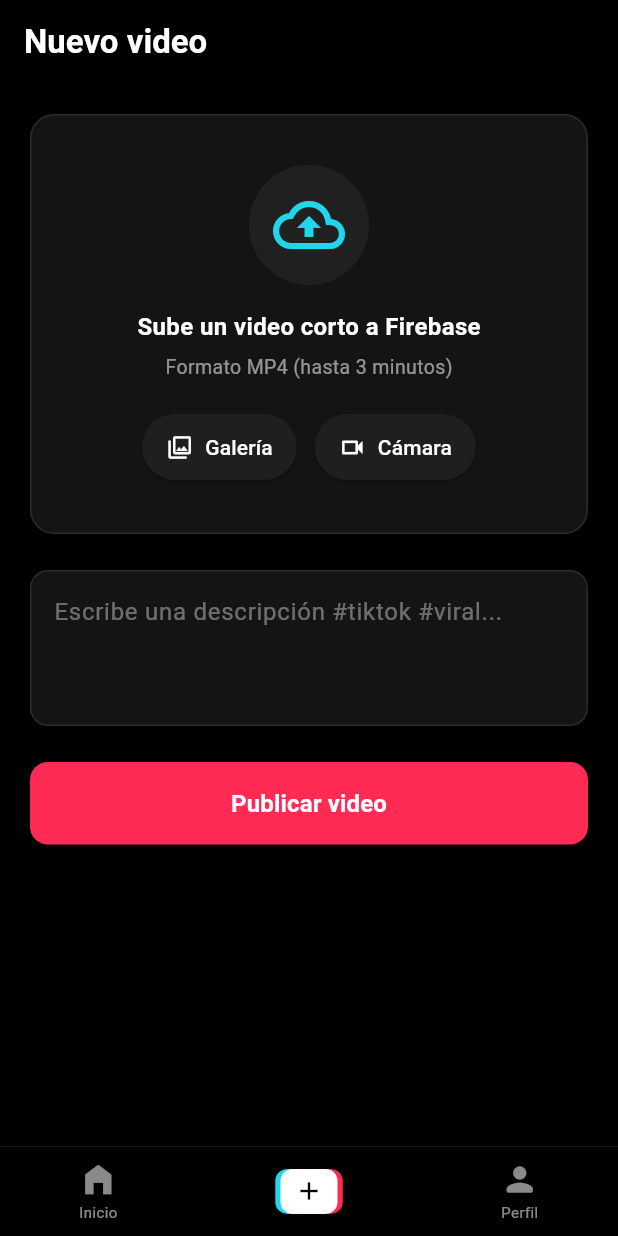
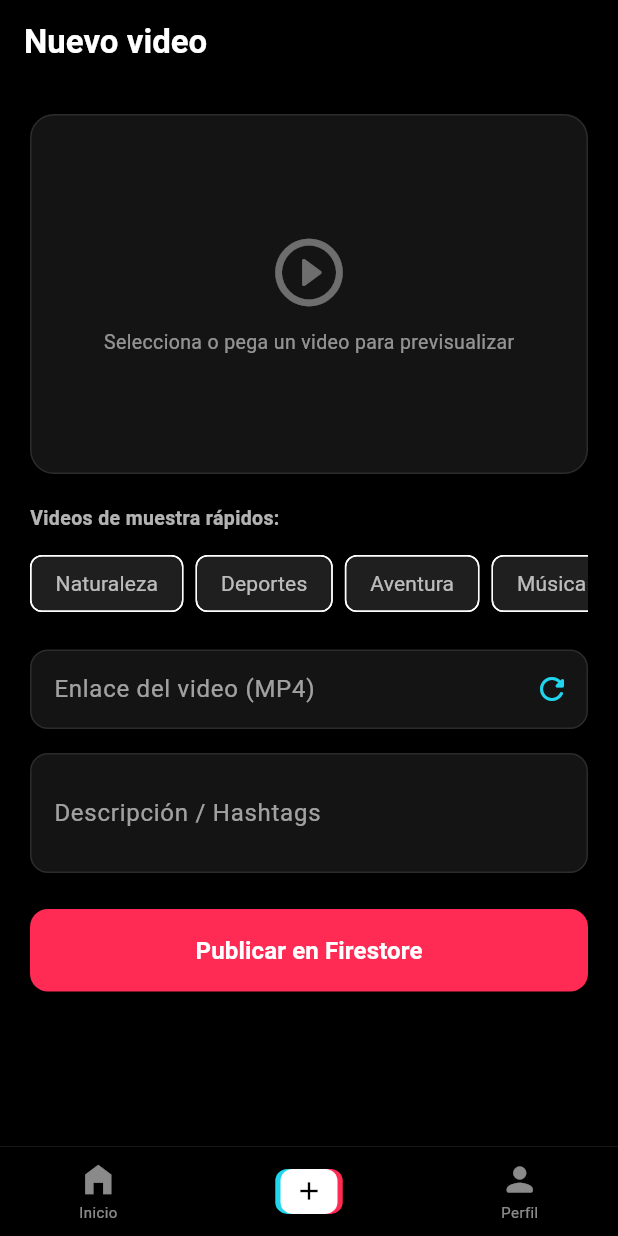
Before and after one commit to ndiaznuila13/firebase-red-social, a Flutter app: the screen it shows once a user with an empty profile is signed in, item 2 of the bottom bar chosen, on a phone screen of 412 x 824 dp. Run offline on Flutter 3.47's test engine with Material 3 defaults, Android fonts, the phone set to English and light mode, and no system bars; our stand-ins replace cloud_firestore, firebase_auth, firebase_core, video_player; accounts and stored records are empty.

```diff
--- a/lib/screens/upload_screen.dart
+++ b/lib/screens/upload_screen.dart
@@ -1,8 +1,5 @@
-import 'dart:io';
 import 'package:firebase_auth/firebase_auth.dart';
-import 'package:flutter/foundation.dart';
 import 'package:flutter/material.dart';
-import 'package:image_picker/image_picker.dart';
 import 'package:video_player/video_player.dart';
 import '../services/video_repository.dart';
 
@@ -22,104 +19,126 @@ class UploadScreen extends StatefulWidget {
 
 class _UploadScreenState extends State<UploadScreen> {
   final VideoRepository _videoRepo = VideoRepository();
-  final ImagePicker _picker = ImagePicker();
+  final TextEditingController _urlController = TextEditingController();
   final TextEditingController _captionController = TextEditingController();
 
-  XFile? _selectedVideo;
   VideoPlayerController? _previewController;
-  bool _isUploading = false;
-  double _uploadProgress = 0.0;
+  bool _isPublishing = false;
+  bool _isLoadingPreview = false;
+
+  final List<Map<String, String>> _videosEjemplo = [
+    {
+      'titulo': 'Naturaleza',
+      'url':
+          'https://commondatastorage.googleapis.com/gtv-videos-bucket/sample/ForBiggerEscapes.mp4',
+      'caption': 'Explorando nuevos lugares 🌿✨ #naturaleza #viajes',
+    },
+    {
+      'titulo': 'Deportes',
+      'url':
+          'https://commondatastorage.googleapis.com/gtv-videos-bucket/sample/ForBiggerBlazes.mp4',
+      'caption': 'Superando límites 🔥⚡ #fitness #motivacion',
+    },
+    {
+      'titulo': 'Aventura',
+      'url':
+          'https://commondatastorage.googleapis.com/gtv-videos-bucket/sample/ForBiggerFun.mp4',
+      'caption': 'Viviendo el momento 🚀 #aventura #lifestyle',
+    },
+    {
+      'titulo': 'Música / Fiesta',
+      'url':
+          'https://commondatastorage.googleapis.com/gtv-videos-bucket/sample/ForBiggerJoyBlazes.mp4',
+      'caption': 'Buena vibra hoy 🎵🎉 #musica #fiesta',
+    },
+  ];
 
   @override
   void dispose() {
+    _urlController.dispose();
     _captionController.dispose();
     _previewController?.dispose();
     super.dispose();
   }
 
-  Future<void> _seleccionarVideo(ImageSource source) async {
+  Future<void> _cargarVistaPrevia(String url) async {
+    if (url.trim().isEmpty) return;
+
+    setState(() => _isLoadingPreview = true);
+    _previewController?.dispose();
+
     try {
-      final picked = await _picker.pickVideo(
-        source: source,
-        maxDuration: const Duration(minutes: 3),
-      );
-
-      if (picked != null) {
-        _previewController?.dispose();
-        VideoPlayerController controller;
-        if (kIsWeb) {
-          controller = VideoPlayerController.networkUrl(Uri.parse(picked.path));
-        } else {
-          controller = VideoPlayerController.file(File(picked.path));
-        }
-
+      final controller =
+          VideoPlayerController.networkUrl(Uri.parse(url.trim()));
       await controller.initialize();
       controller.setLooping(true);
       controller.play();
 
+      if (mounted) {
         setState(() {
-          _selectedVideo = picked;
           _previewController = controller;
+          _isLoadingPreview = false;
         });
       }
     } catch (e) {
       if (mounted) {
+        setState(() {
+          _previewController = null;
+          _isLoadingPreview = false;
+        });
         ScaffoldMessenger.of(context).showSnackBar(
-          SnackBar(content: Text('Error al seleccionar video: $e')),
+          const SnackBar(
+            content: Text('No se pudo reproducir la URL del video.'),
+            backgroundColor: Color(0xFFFF2B54),
+          ),
         );
       }
     }
   }
 
+  void _seleccionarPreset(Map<String, String> preset) {
+    _urlController.text = preset['url']!;
+    _captionController.text = preset['caption']!;
+    _cargarVistaPrevia(preset['url']!);
+  }
+
   Future<void> _publicar() async {
-    if (_selectedVideo == null) {
+    final url = _urlController.text.trim();
+    if (url.isEmpty) {
       ScaffoldMessenger.of(context).showSnackBar(
-        const SnackBar(content: Text('Por favor selecciona un video primero')),
+        const SnackBar(content: Text('Por favor ingresa o selecciona un video')),
       );
       return;
     }
 
-    setState(() {
-      _isUploading = true;
-      _uploadProgress = 0.0;
-    });
+    setState(() => _isPublishing = true);
 
     try {
       await _videoRepo.publicarVideo(
-        videoFile: _selectedVideo!,
+        videoUrl: url,
         caption: _captionController.text,
         usuario: widget.usuario,
-        onProgreso: (progreso) {
-          if (mounted) {
-            setState(() {
-              _uploadProgress = progreso;
-            });
-          }
-        },
       );
 
       if (mounted) {
         ScaffoldMessenger.of(context).showSnackBar(
           const SnackBar(
-            content: Text('¡Video publicado exitosamente en Firebase!'),
+            content: Text('¡Video publicado en tu feed!'),
             backgroundColor: Color(0xFF20D5EC),
           ),
         );
+        _urlController.clear();
         _captionController.clear();
-        _previewController?.pause();
         _previewController?.dispose();
         _previewController = null;
-        setState(() {
-          _selectedVideo = null;
-          _isUploading = false;
-        });
+        setState(() => _isPublishing = false);
         widget.onVideoSubido();
       }
     } catch (e) {
       if (mounted) {
-        setState(() => _isUploading = false);
+        setState(() => _isPublishing = false);
         ScaffoldMessenger.of(context).showSnackBar(
-          SnackBar(content: Text('Error al subir video: $e')),
+          SnackBar(content: Text('Error al publicar: $e')),
         );
       }
     }
@@ -135,158 +154,160 @@ class _UploadScreenState extends State<UploadScreen> {
           'Nuevo video',
           style: TextStyle(color: Colors.white, fontWeight: FontWeight.bold),
         ),
-        elevation: 0,
       ),
       body: SingleChildScrollView(
         padding: const EdgeInsets.all(20),
         child: Column(
           crossAxisAlignment: CrossAxisAlignment.stretch,
           children: [
-            if (_selectedVideo == null) ...[
+            // Vista previa del video
             Container(
-                height: 280,
+              height: 240,
               decoration: BoxDecoration(
                 color: const Color(0xFF141414),
                 borderRadius: BorderRadius.circular(16),
                 border: Border.all(
                   color: Colors.white.withValues(alpha: 0.1),
-                    style: BorderStyle.solid,
                 ),
-                ),
-                child: Column(
-                  mainAxisAlignment: MainAxisAlignment.center,
-                  children: [
-                    Container(
-                      padding: const EdgeInsets.all(16),
-                      decoration: BoxDecoration(
-                        color: Colors.white.withValues(alpha: 0.05),
-                        shape: BoxShape.circle,
-                      ),
-                      child: const Icon(
-                        Icons.cloud_upload_outlined,
-                        size: 48,
-                        color: Color(0xFF20D5EC),
-                      ),
-                    ),
-                    const SizedBox(height: 16),
-                    const Text(
-                      'Sube un video corto a Firebase',
-                      style: TextStyle(
-                        color: Colors.white,
-                        fontSize: 16,
-                        fontWeight: FontWeight.bold,
-                      ),
-                    ),
-                    const SizedBox(height: 6),
-                    const Text(
-                      'Formato MP4 (hasta 3 minutos)',
-                      style: TextStyle(color: Colors.white54, fontSize: 13),
-                    ),
-                    const SizedBox(height: 20),
-                    Row(
-                      mainAxisAlignment: MainAxisAlignment.center,
-                      children: [
-                        ElevatedButton.icon(
-                          style: ElevatedButton.styleFrom(
-                            backgroundColor: const Color(0xFF1F1F1F),
-                            foregroundColor: Colors.white,
-                            padding: const EdgeInsets.symmetric(
-                              horizontal: 16,
-                              vertical: 12,
-                            ),
-                          ),
-                          onPressed: () =>
-                              _seleccionarVideo(ImageSource.gallery),
-                          icon: const Icon(Icons.photo_library_outlined),
-                          label: const Text('Galería'),
-                        ),
-                        const SizedBox(width: 12),
-                        ElevatedButton.icon(
-                          style: ElevatedButton.styleFrom(
-                            backgroundColor: const Color(0xFF1F1F1F),
-                            foregroundColor: Colors.white,
-                            padding: const EdgeInsets.symmetric(
-                              horizontal: 16,
-                              vertical: 12,
-                            ),
-                          ),
-                          onPressed: () =>
-                              _seleccionarVideo(ImageSource.camera),
-                          icon: const Icon(Icons.videocam_outlined),
-                          label: const Text('Cámara'),
-                        ),
-                      ],
-                    ),
-                  ],
-                ),
-              ),
-            ] else ...[
-              Stack(
-                alignment: Alignment.center,
-                children: [
-                  Container(
-                    height: 340,
-                    width: double.infinity,
-                    decoration: BoxDecoration(
-                      color: Colors.black,
-                      borderRadius: BorderRadius.circular(16),
               ),
               child: ClipRRect(
                 borderRadius: BorderRadius.circular(16),
-                      child: _previewController != null &&
+                child: _isLoadingPreview
+                    ? const Center(
+                        child: CircularProgressIndicator(
+                          color: Color(0xFF20D5EC),
+                        ),
+                      )
+                    : _previewController != null &&
                             _previewController!.value.isInitialized
                         ? AspectRatio(
                             aspectRatio:
                                 _previewController!.value.aspectRatio,
                             child: VideoPlayer(_previewController!),
                           )
-                          : const Center(
-                              child: CircularProgressIndicator(
-                                color: Color(0xFF20D5EC),
+                        : const Column(
+                            mainAxisAlignment: MainAxisAlignment.center,
+                            children: [
+                              Icon(
+                                Icons.play_circle_outline_rounded,
+                                size: 54,
+                                color: Colors.white38,
                               ),
-                            ),
-                    ),
-                  ),
-                  Positioned(
-                    top: 12,
-                    right: 12,
-                    child: IconButton(
-                      style: IconButton.styleFrom(
-                        backgroundColor: Colors.black54,
-                      ),
-                      onPressed: _isUploading
-                          ? null
-                          : () {
-                              _previewController?.dispose();
-                              setState(() {
-                                _previewController = null;
-                                _selectedVideo = null;
-                              });
-                            },
-                      icon: const Icon(Icons.close, color: Colors.white),
+                              SizedBox(height: 10),
+                              Text(
+                                'Selecciona o pega un video para previsualizar',
+                                style: TextStyle(
+                                  color: Colors.white54,
+                                  fontSize: 13,
                                 ),
                               ),
                             ],
                           ),
-            ],
-            const SizedBox(height: 24),
+              ),
+            ),
+            const SizedBox(height: 20),
+
+            // Plantillas rápidas de prueba
+            const Text(
+              'Videos de muestra rápidos:',
+              style: TextStyle(
+                color: Colors.white70,
+                fontSize: 13,
+                fontWeight: FontWeight.w600,
+              ),
+            ),
+            const SizedBox(height: 10),
+            SingleChildScrollView(
+              scrollDirection: Axis.horizontal,
+              child: Row(
+                children: _videosEjemplo.map((preset) {
+                  final isSelected = _urlController.text == preset['url'];
+                  return Padding(
+                    padding: const EdgeInsets.only(right: 8),
+                    child: ActionChip(
+                      backgroundColor: isSelected
+                          ? const Color(0xFFFF2B54)
+                          : const Color(0xFF1F1F1F),
+                      label: Text(
+                        preset['titulo']!,
+                        style: TextStyle(
+                          color: isSelected ? Colors.white : Colors.white70,
+                          fontWeight: isSelected
+                              ? FontWeight.bold
+                              : FontWeight.normal,
+                        ),
+                      ),
+                      onPressed: () => _seleccionarPreset(preset),
+                    ),
+                  );
+                }).toList(),
+              ),
+            ),
+            const SizedBox(height: 20),
+
+            // Campo de URL personalizada
             TextField(
-              controller: _captionController,
-              enabled: !_isUploading,
-              maxLines: 3,
-              style: const TextStyle(color: Colors.white),
+              controller: _urlController,
+              enabled: !_isPublishing,
+              style: const TextStyle(color: Colors.white, fontSize: 14),
               decoration: InputDecoration(
-                hintText: 'Escribe una descripción #tiktok #viral...',
-                hintStyle: const TextStyle(color: Colors.white38),
+                labelText: 'Enlace del video (MP4)',
+                labelStyle: const TextStyle(color: Colors.white60),
+                hintText: 'https://ejemplo.com/video.mp4',
+                hintStyle: const TextStyle(color: Colors.white24),
+                suffixIcon: IconButton(
+                  icon: const Icon(Icons.refresh_rounded,
+                      color: Color(0xFF20D5EC)),
+                  tooltip: 'Cargar previsualización',
+                  onPressed: () => _cargarVistaPrevia(_urlController.text),
+                ),
                 filled: true,
                 fillColor: const Color(0xFF141414),
                 border: OutlineInputBorder(
                   borderRadius: BorderRadius.circular(12),
-                  borderSide: BorderSide(color: Colors.white.withValues(alpha: 0.1)),
+                  borderSide: BorderSide(
+                    color: Colors.white.withValues(alpha: 0.1),
+                  ),
                 ),
                 enabledBorder: OutlineInputBorder(
                   borderRadius: BorderRadius.circular(12),
-                  borderSide: BorderSide(color: Colors.white.withValues(alpha: 0.1)),
+                  borderSide: BorderSide(
+                    color: Colors.white.withValues(alpha: 0.1),
+                  ),
+                ),
+                focusedBorder: OutlineInputBorder(
+                  borderRadius: BorderRadius.circular(12),
+                  borderSide: const BorderSide(color: Color(0xFF20D5EC)),
+                ),
+              ),
+              onSubmitted: _cargarVistaPrevia,
+            ),
+            const SizedBox(height: 16),
+
+            // Campo de descripción
+            TextField(
+              controller: _captionController,
+              enabled: !_isPublishing,
+              maxLines: 2,
+              style: const TextStyle(color: Colors.white),
+              decoration: InputDecoration(
+                labelText: 'Descripción / Hashtags',
+                labelStyle: const TextStyle(color: Colors.white60),
+                hintText: 'Escribe algo sobre este video...',
+                hintStyle: const TextStyle(color: Colors.white24),
+                filled: true,
+                fillColor: const Color(0xFF141414),
+                border: OutlineInputBorder(
+                  borderRadius: BorderRadius.circular(12),
+                  borderSide: BorderSide(
+                    color: Colors.white.withValues(alpha: 0.1),
+                  ),
+                ),
+                enabledBorder: OutlineInputBorder(
+                  borderRadius: BorderRadius.circular(12),
+                  borderSide: BorderSide(
+                    color: Colors.white.withValues(alpha: 0.1),
+                  ),
                 ),
                 focusedBorder: OutlineInputBorder(
                   borderRadius: BorderRadius.circular(12),
@@ -295,40 +316,8 @@ class _UploadScreenState extends State<UploadScreen> {
               ),
             ),
             const SizedBox(height: 24),
-            if (_isUploading) ...[
-              Column(
-                crossAxisAlignment: CrossAxisAlignment.start,
-                children: [
-                  Row(
-                    mainAxisAlignment: MainAxisAlignment.spaceBetween,
-                    children: [
-                      const Text(
-                        'Subiendo video a Firebase Storage...',
-                        style: TextStyle(color: Colors.white70, fontSize: 13),
-                      ),
-                      Text(
-                        '${(_uploadProgress * 100).toInt()}%',
-                        style: const TextStyle(
-                          color: Color(0xFF20D5EC),
-                          fontWeight: FontWeight.bold,
-                        ),
-                      ),
-                    ],
-                  ),
-                  const SizedBox(height: 8),
-                  LinearProgressIndicator(
-                    value: _uploadProgress > 0 ? _uploadProgress : null,
-                    backgroundColor: Colors.white12,
-                    valueColor: const AlwaysStoppedAnimation<Color>(
-                      Color(0xFFFF2B54),
-                    ),
-                    borderRadius: BorderRadius.circular(8),
-                    minHeight: 6,
-                  ),
-                ],
-              ),
-              const SizedBox(height: 20),
-            ],
+
+            // Botón de publicar
             ElevatedButton(
               style: ElevatedButton.styleFrom(
                 backgroundColor: const Color(0xFFFF2B54),
@@ -338,8 +327,8 @@ class _UploadScreenState extends State<UploadScreen> {
                   borderRadius: BorderRadius.circular(12),
                 ),
               ),
-              onPressed: _isUploading ? null : _publicar,
-              child: _isUploading
+              onPressed: _isPublishing ? null : _publicar,
+              child: _isPublishing
                   ? const SizedBox(
                       height: 20,
                       width: 20,
@@ -349,7 +338,7 @@ class _UploadScreenState extends State<UploadScreen> {
                       ),
                     )
                   : const Text(
-                      'Publicar video',
+                      'Publicar en Firestore',
                       style: TextStyle(
                         fontSize: 16,
                         fontWeight: FontWeight.bold,
```
Also changed, not shown: lib/services/video_repository.dart (+4 -50 lines), lib/firebase_options.dart. Lines whose indentation alone changed are shown as unchanged.
